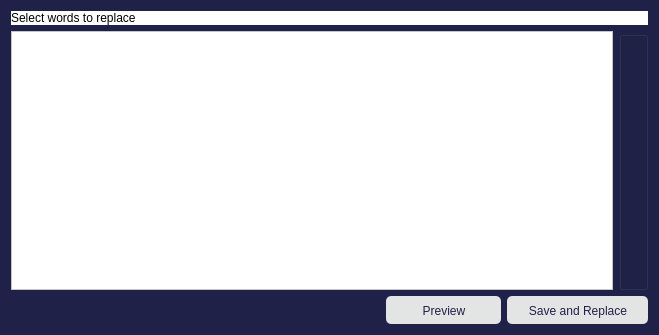
Old version of the form FrameWorkCode/globalreplacedialog.ui in the repository UDAAN-LEAP/leap-pe-tool.
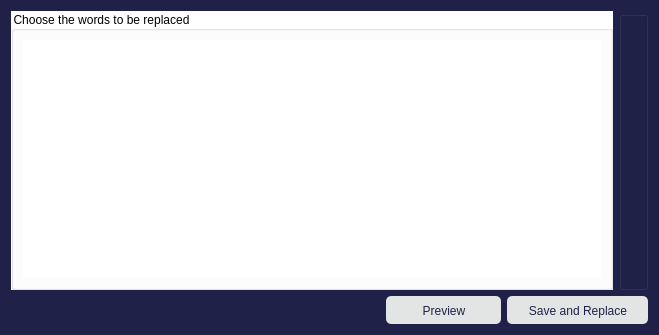
New version of the form. Icons and pictures are not drawn.

Commit message: Added UI changes to global replace window

```diff
--- a/FrameWorkCode/globalreplacedialog.ui
+++ b/FrameWorkCode/globalreplacedialog.ui
@@ -44,27 +44,34 @@
 </string>
   </property>
   <layout class="QVBoxLayout" name="verticalLayout">
-   <item>
-    <widget class="QLabel" name="mylabel">
-     <property name="styleSheet">
-      <string notr="true">background-color:rgb(255, 255, 255);
-color: black;
-</string>
-     </property>
-     <property name="text">
-      <string>Select words to replace</string>
-     </property>
-    </widget>
-   </item>
    <item>
     <layout class="QHBoxLayout" name="horizontalLayout_2">
      <item>
-      <widget class="QListWidget" name="listWidget">
+      <widget class="QGroupBox" name="groupBox_2">
+       <property name="sizePolicy">
+        <sizepolicy hsizetype="Preferred" vsizetype="Preferred">
+         <horstretch>1</horstretch>
+         <verstretch>0</verstretch>
+        </sizepolicy>
+       </property>
        <property name="styleSheet">
-        <string notr="true">QListWidget{background-color: white; color:black;}
+        <string notr="true">color:black;
+background-color: rgb(255, 255, 255);</string>
+       </property>
+       <property name="title">
+        <string>Choose the words to be replaced</string>
+       </property>
+       <layout class="QHBoxLayout" name="horizontalLayout_3">
+        <item>
+         <widget class="QListWidget" name="listWidget">
+          <property name="styleSheet">
+           <string notr="true">QListWidget{background-color: white; color:black; border:0px;}
 QGraphicsView{background-color:white;}
 </string>
-       </property>
+          </property>
+         </widget>
+        </item>
+       </layout>
       </widget>
      </item>
      <item>
```
The commit also changes 46 other files.
